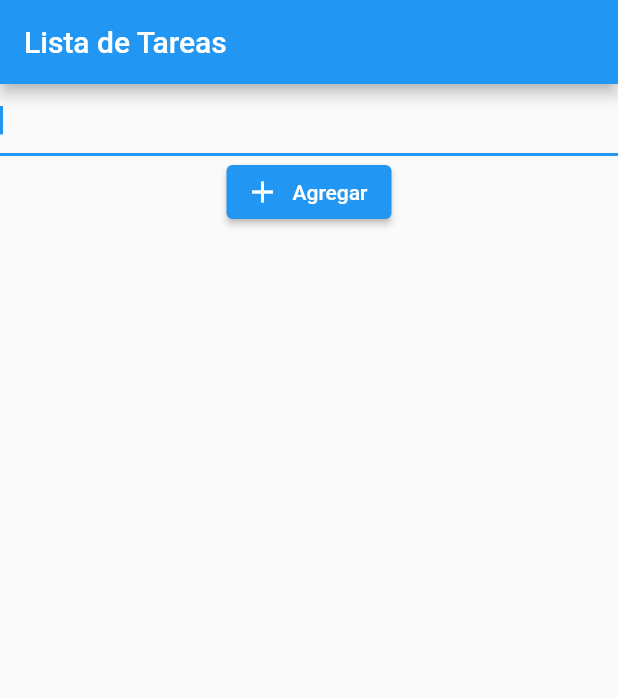
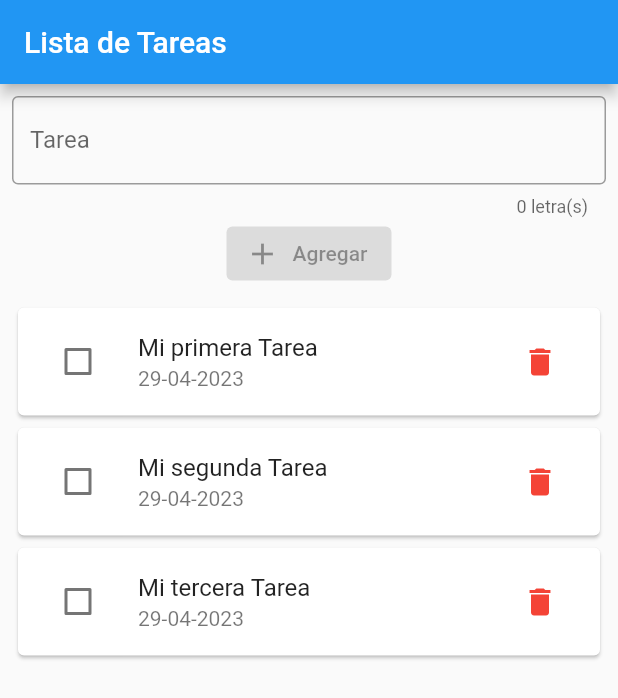
Before and after one commit to paulocrr/my_todo_list, a Flutter app: the screen it shows after launch, on a phone screen of 412 x 824 dp. Shown: the top 698 px of the screen. Run offline on Flutter 3.47's test engine with Material 2 defaults, Android fonts, the phone set to English and light mode, and no system bars.

Commit message:
feat: Se agrego la lista de tareas

```diff
--- a/lib/main.dart
+++ b/lib/main.dart
@@ -1,4 +1,7 @@
 import 'package:flutter/material.dart';
+import 'package:my_todo_list/models/task.dart';
+import 'package:my_todo_list/widgets/add_task_form.dart';
+import 'package:my_todo_list/widgets/task_item.dart';
 
 void main() {
   runApp(const MyApp());
@@ -27,7 +30,23 @@ class HomeScreen extends StatefulWidget {
 }
 
 class _HomeScreenState extends State<HomeScreen> {
-  var hideText = true;
+  List<Task> tasks = [
+    Task(
+      id: '1',
+      title: 'Mi primera Tarea',
+      date: '29-04-2023',
+    ),
+    Task(
+      id: '2',
+      title: 'Mi segunda Tarea',
+      date: '29-04-2023',
+    ),
+    Task(
+      id: '3',
+      title: 'Mi tercera Tarea',
+      date: '29-04-2023',
+    ),
+  ];
 
   @override
   Widget build(BuildContext context) {
@@ -37,18 +56,14 @@ class _HomeScreenState extends State<HomeScreen> {
       ),
       body: Column(
         children: [
-          Column(
-            children: [
-              TextField(
-                obscureText: hideText,
-                autofocus: true,
-              ),
-              ElevatedButton.icon(
-                onPressed: () {},
-                icon: Icon(Icons.add),
-                label: Text('Agregar'),
-              ),
-            ],
+          const AddTaskForm(),
+          Expanded(
+            child: ListView(
+              padding: const EdgeInsets.symmetric(horizontal: 8),
+              children: tasks.map((e) {
+                return TaskItem(task: e);
+              }).toList(),
+            ),
           )
         ],
       ),
--- /dev/null
+++ b/lib/models/task.dart
@@ -0,0 +1,13 @@
+class Task {
+  final String id;
+  final String title;
+  final String date;
+  bool isDone;
+
+  Task({
+    required this.id,
+    required this.title,
+    required this.date,
+    this.isDone = false,
+  });
+}
--- /dev/null
+++ b/lib/widgets/add_task_form.dart
@@ -0,0 +1,43 @@
+import 'package:flutter/material.dart';
+
+class AddTaskForm extends StatefulWidget {
+  const AddTaskForm({super.key});
+
+  @override
+  State<AddTaskForm> createState() => _AddTaskFormState();
+}
+
+class _AddTaskFormState extends State<AddTaskForm> {
+  var countCharacters = 0;
+  var taskTile = '';
+
+  @override
+  Widget build(BuildContext context) {
+    return Padding(
+      padding: const EdgeInsets.all(8.0),
+      child: Column(
+        children: [
+          TextField(
+            decoration: InputDecoration(
+              border: const OutlineInputBorder(),
+              hintText: 'Escribe la tarea que quieras',
+              counterText: '$countCharacters letra(s)',
+              labelText: 'Tarea',
+            ),
+            onChanged: (value) {
+              setState(() {
+                taskTile = value;
+                countCharacters = value.length;
+              });
+            },
+          ),
+          ElevatedButton.icon(
+            onPressed: taskTile.isEmpty ? null : () {},
+            icon: const Icon(Icons.add),
+            label: const Text('Agregar'),
+          ),
+        ],
+      ),
+    );
+  }
+}
--- /dev/null
+++ b/lib/widgets/task_item.dart
@@ -0,0 +1,35 @@
+import 'package:flutter/material.dart';
+import 'package:my_todo_list/models/task.dart';
+
+class TaskItem extends StatefulWidget {
+  final Task task;
+  const TaskItem({required this.task, super.key});
+
+  @override
+  State<TaskItem> createState() => _TaskItemState();
+}
+
+class _TaskItemState extends State<TaskItem> {
+  @override
+  Widget build(BuildContext context) {
+    return Card(
+      child: ListTile(
+        leading: Checkbox(
+          value: widget.task.isDone,
+          onChanged: (value) {
+            print(value);
+          },
+        ),
+        title: Text(widget.task.title),
+        subtitle: Text(widget.task.date),
+        trailing: IconButton(
+          onPressed: () {},
+          icon: const Icon(
+            Icons.delete,
+            color: Colors.red,
+          ),
+        ),
+      ),
+    );
+  }
+}
```
